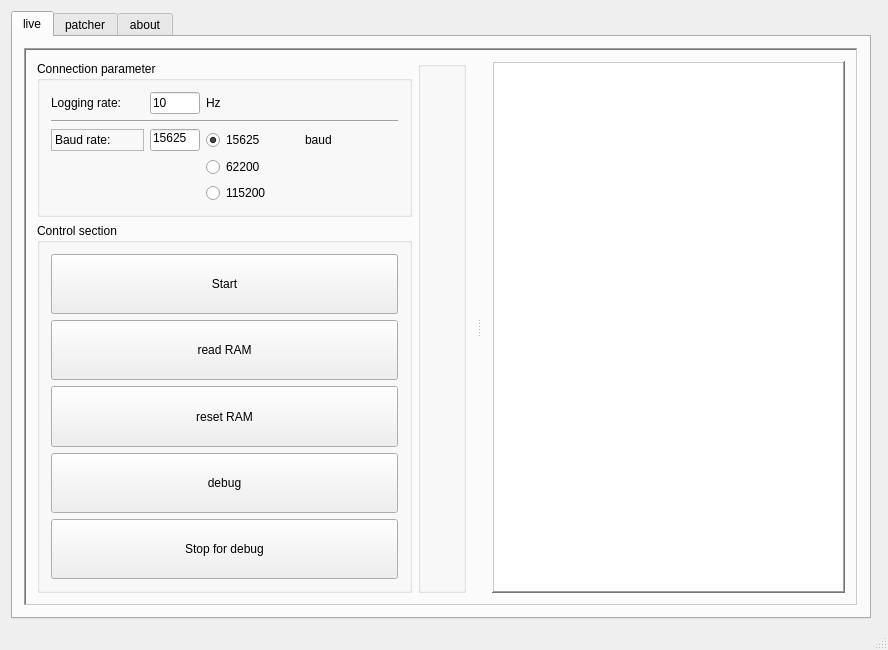
Old version of the form mainwindow.ui in the repository DowJhob/Evo-live-map.
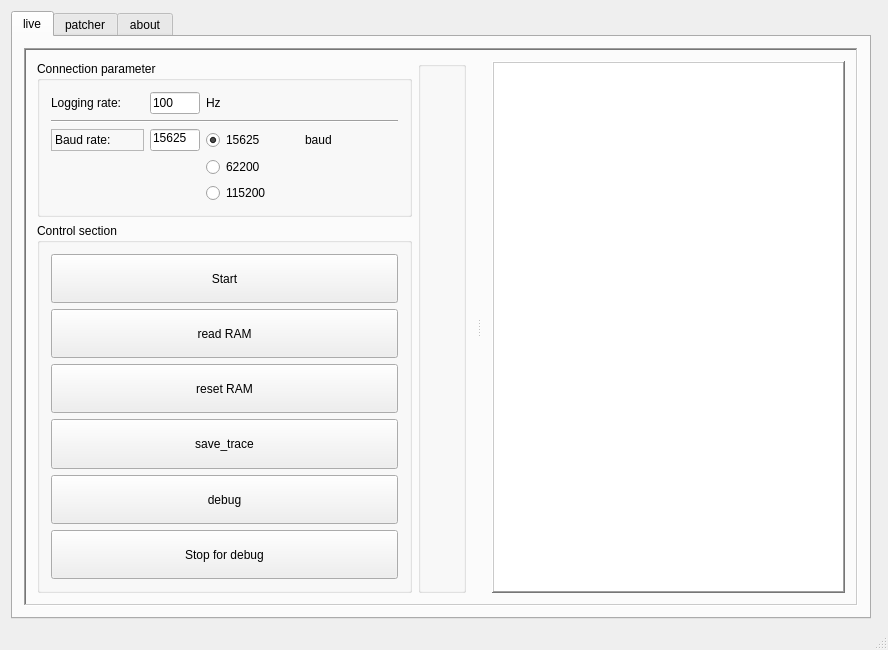
New version of the form.

What changed in the file:
```diff
--- a/mainwindow.ui
+++ b/mainwindow.ui
@@ -202,6 +202,19 @@
                    </property>
                   </widget>
                  </item>
+                 <item>
+                  <widget class="QPushButton" name="save_trace_pushButton">
+                   <property name="sizePolicy">
+                    <sizepolicy hsizetype="Preferred" vsizetype="Expanding">
+                     <horstretch>0</horstretch>
+                     <verstretch>0</verstretch>
+                    </sizepolicy>
+                   </property>
+                   <property name="text">
+                    <string>save_trace</string>
+                   </property>
+                  </widget>
+                 </item>
                  <item>
                   <widget class="QPushButton" name="debugButton">
                    <property name="sizePolicy">
@@ -309,7 +322,7 @@
                     </size>
                    </property>
                    <property name="text">
-                    <string>10</string>
+                    <string>100</string>
                    </property>
                    <property name="alignment">
                     <set>Qt::AlignJustify|Qt::AlignVCenter</set>
```
